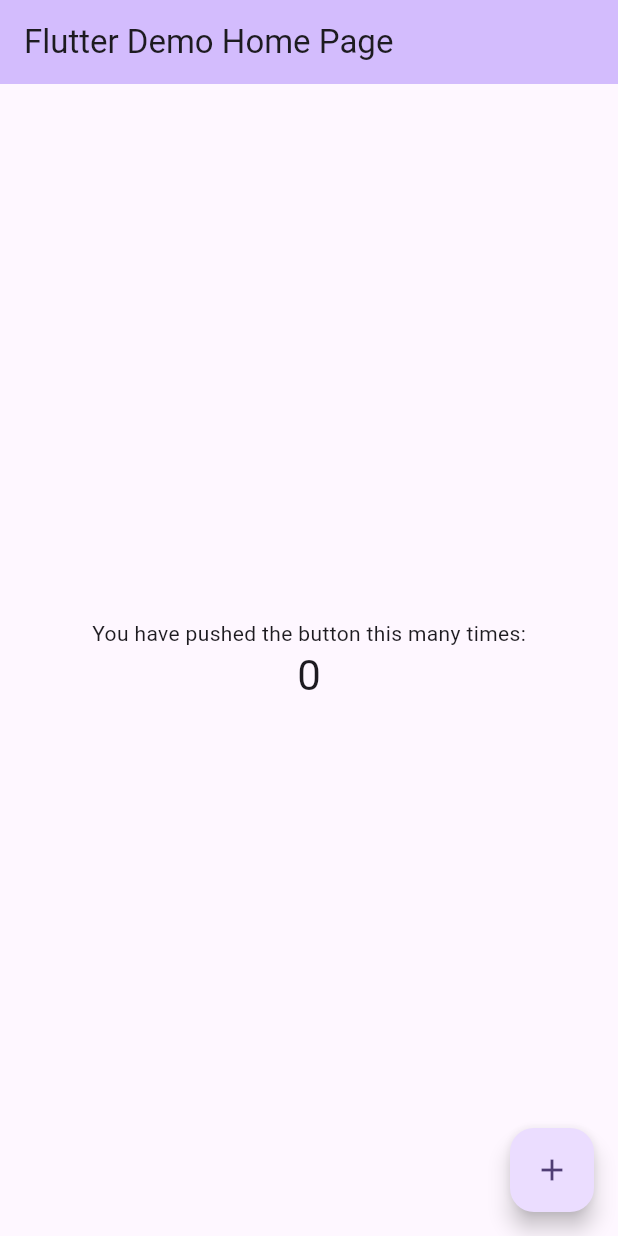
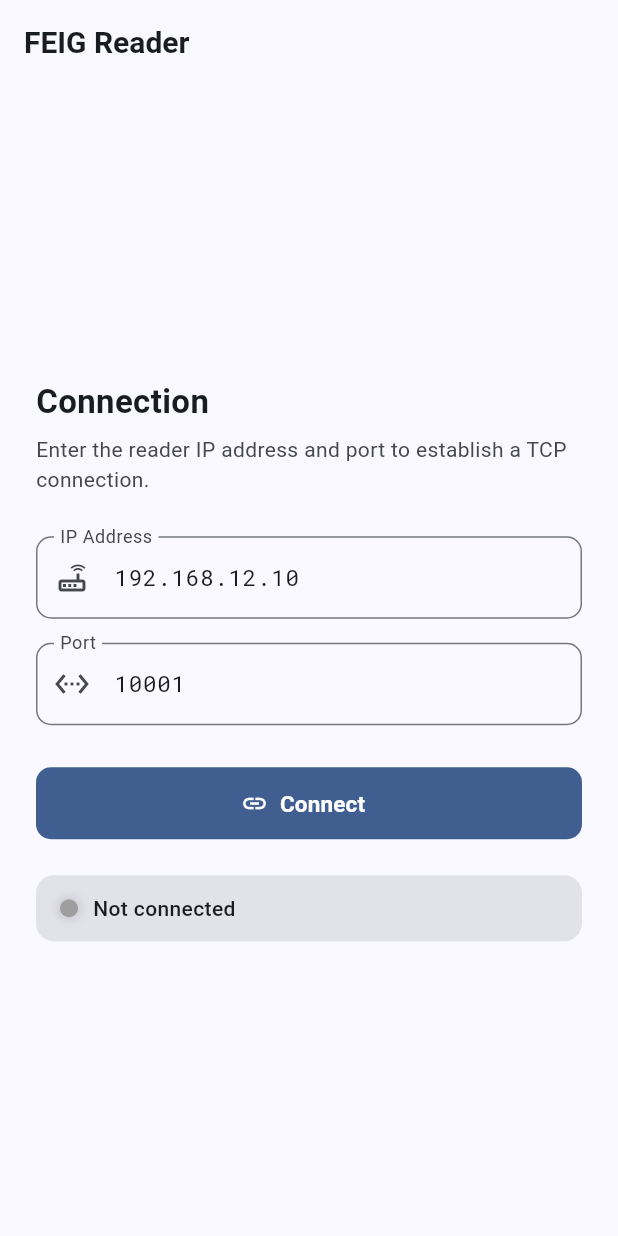
Before and after one commit to dsoto30/feig_reader, a Flutter app: the screen it shows after launch, on a phone screen of 412 x 824 dp. Run offline on Flutter 3.47's test engine with Material 3 defaults, Android fonts, the phone set to English and light mode, and no system bars; our stand-ins replace google_fonts.

Commit message:
able to creaet a tcp socket connection with a ip address and port number set by the holy grail team

```diff
--- a/lib/main.dart
+++ b/lib/main.dart
@@ -1,122 +1,37 @@
 import 'package:flutter/material.dart';
+import 'package:google_fonts/google_fonts.dart';
+import 'viewmodels/feig_reader_viewmodel.dart';
+import 'views/feig_reader_view.dart';
 
 void main() {
-  runApp(const MyApp());
+  runApp(const FeigReaderApp());
 }
 
-class MyApp extends StatelessWidget {
-  const MyApp({super.key});
+class FeigReaderApp extends StatelessWidget {
+  const FeigReaderApp({super.key});
 
-  // This widget is the root of your application.
   @override
   Widget build(BuildContext context) {
     return MaterialApp(
-      title: 'Flutter Demo',
+      title: 'FEIG Reader',
+      debugShowCheckedModeBanner: false,
       theme: ThemeData(
-        // This is the theme of your application.
-        //
-        // TRY THIS: Try running your application with "flutter run". You'll see
-        // the application has a purple toolbar. Then, without quitting the app,
-        // try changing the seedColor in the colorScheme below to Colors.green
-        // and then invoke "hot reload" (save your changes or press the "hot
-        // reload" button in a Flutter-supported IDE, or press "r" if you used
-        // the command line to start the app).
-        //
-        // Notice that the counter didn't reset back to zero; the application
-        // state is not lost during the reload. To reset the state, use hot
-        // restart instead.
-        //
-        // This works for code too, not just values: Most code changes can be
-        // tested with just a hot reload.
-        colorScheme: .fromSeed(seedColor: Colors.deepPurple),
+        colorScheme: ColorScheme.fromSeed(
+          seedColor: const Color(0xFF1565C0),
+          brightness: Brightness.light,
+        ),
+        textTheme: GoogleFonts.robotoTextTheme(),
+        useMaterial3: true,
       ),
-      home: const MyHomePage(title: 'Flutter Demo Home Page'),
+      darkTheme: ThemeData(
+        colorScheme: ColorScheme.fromSeed(
+          seedColor: const Color(0xFF1565C0),
+          brightness: Brightness.dark,
+        ),
+        textTheme: GoogleFonts.robotoTextTheme(ThemeData.dark().textTheme),
+        useMaterial3: true,
+      ),
+      home: FeigReaderView(viewModel: FeigReaderViewModel()),
     );
   }
 }
-
-class MyHomePage extends StatefulWidget {
-  const MyHomePage({super.key, required this.title});
-
-  // This widget is the home page of your application. It is stateful, meaning
-  // that it has a State object (defined below) that contains fields that affect
-  // how it looks.
-
-  // This class is the configuration for the state. It holds the values (in this
-  // case the title) provided by the parent (in this case the App widget) and
-  // used by the build method of the State. Fields in a Widget subclass are
-  // always marked "final".
-
-  final String title;
-
-  @override
-  State<MyHomePage> createState() => _MyHomePageState();
-}
-
-class _MyHomePageState extends State<MyHomePage> {
-  int _counter = 0;
-
-  void _incrementCounter() {
-    setState(() {
-      // This call to setState tells the Flutter framework that something has
-      // changed in this State, which causes it to rerun the build method below
-      // so that the display can reflect the updated values. If we changed
-      // _counter without calling setState(), then the build method would not be
-      // called again, and so nothing would appear to happen.
-      _counter++;
-    });
-  }
-
-  @override
-  Widget build(BuildContext context) {
-    // This method is rerun every time setState is called, for instance as done
-    // by the _incrementCounter method above.
-    //
-    // The Flutter framework has been optimized to make rerunning build methods
-    // fast, so that you can just rebuild anything that needs updating rather
-    // than having to individually change instances of widgets.
-    return Scaffold(
-      appBar: AppBar(
-        // TRY THIS: Try changing the color here to a specific color (to
-        // Colors.amber, perhaps?) and trigger a hot reload to see the AppBar
-        // change color while the other colors stay the same.
-        backgroundColor: Theme.of(context).colorScheme.inversePrimary,
-        // Here we take the value from the MyHomePage object that was created by
-        // the App.build method, and use it to set our appbar title.
-        title: Text(widget.title),
-      ),
-      body: Center(
-        // Center is a layout widget. It takes a single child and positions it
-        // in the middle of the parent.
-        child: Column(
-          // Column is also a layout widget. It takes a list of children and
-          // arranges them vertically. By default, it sizes itself to fit its
-          // children horizontally, and tries to be as tall as its parent.
-          //
-          // Column has various properties to control how it sizes itself and
-          // how it positions its children. Here we use mainAxisAlignment to
-          // center the children vertically; the main axis here is the vertical
-          // axis because Columns are vertical (the cross axis would be
-          // horizontal).
-          //
-          // TRY THIS: Invoke "debug painting" (choose the "Toggle Debug Paint"
-          // action in the IDE, or press "p" in the console), to see the
-          // wireframe for each widget.
-          mainAxisAlignment: .center,
-          children: [
-            const Text('You have pushed the button this many times:'),
-            Text(
-              '$_counter',
-              style: Theme.of(context).textTheme.headlineMedium,
-            ),
-          ],
-        ),
-      ),
-      floatingActionButton: FloatingActionButton(
-        onPressed: _incrementCounter,
-        tooltip: 'Increment',
-        child: const Icon(Icons.add),
-      ),
-    );
-  }
-}
--- /dev/null
+++ b/lib/services/feig_reader_service.dart
@@ -0,0 +1,37 @@
+import 'dart:io';
+
+class FeigReaderService {
+  Socket? _socket;
+
+  bool get isConnected => _socket != null;
+
+  Future<bool> connect(
+    String ip,
+    int port, {
+    Duration timeout = const Duration(seconds: 5),
+  }) async {
+    try {
+      await disconnect();
+      _socket = await Socket.connect(
+        InternetAddress(ip, type: InternetAddressType.IPv4),
+        port,
+        timeout: timeout,
+      );
+      _socket!.setOption(SocketOption.tcpNoDelay, true);
+      return true;
+    } on SocketException {
+      _socket = null;
+      return false;
+    } catch (_) {
+      _socket = null;
+      return false;
+    }
+  }
+
+  Future<void> disconnect() async {
+    try {
+      await _socket?.close();
+    } catch (_) {}
+    _socket = null;
+  }
+}
--- /dev/null
+++ b/lib/viewmodels/feig_reader_viewmodel.dart
@@ -0,0 +1,50 @@
+import 'package:flutter/foundation.dart';
+import '../services/feig_reader_service.dart';
+
+enum ReaderConnectionState { idle, connecting, connected, failed }
+
+class FeigReaderViewModel extends ChangeNotifier {
+  final FeigReaderService _service = FeigReaderService();
+
+  ReaderConnectionState _state = ReaderConnectionState.idle;
+  String _statusMessage = 'Not connected';
+  String _lastIp = '';
+  int _lastPort = 0;
+
+  ReaderConnectionState get state => _state;
+  String get statusMessage => _statusMessage;
+  bool get isConnected => _state == ReaderConnectionState.connected;
+  bool get isConnecting => _state == ReaderConnectionState.connecting;
+
+  Future<void> connect(String ip, int port) async {
+    _state = ReaderConnectionState.connecting;
+    _statusMessage = 'Connecting to $ip:$port…';
+    notifyListeners();
+
+    final success = await _service.connect(ip, port);
+
+    if (success) {
+      _state = ReaderConnectionState.connected;
+      _statusMessage = 'Connected to $ip:$port';
+      _lastIp = ip;
+      _lastPort = port;
+    } else {
+      _state = ReaderConnectionState.failed;
+      _statusMessage = 'Failed — check IP/port and try again';
+    }
+    notifyListeners();
+  }
+
+  Future<void> disconnect() async {
+    await _service.disconnect();
+    _state = ReaderConnectionState.idle;
+    _statusMessage = 'Disconnected from $_lastIp:$_lastPort';
+    notifyListeners();
+  }
+
+  @override
+  void dispose() {
+    _service.disconnect();
+    super.dispose();
+  }
+}
--- /dev/null
+++ b/lib/views/feig_reader_view.dart
@@ -0,0 +1,219 @@
+import 'package:flutter/material.dart';
+import 'package:flutter/services.dart';
+import 'package:google_fonts/google_fonts.dart';
+import '../viewmodels/feig_reader_viewmodel.dart';
+import '../widgets/connection_status_indicator.dart';
+
+class FeigReaderView extends StatefulWidget {
+  final FeigReaderViewModel viewModel;
+
+  const FeigReaderView({super.key, required this.viewModel});
+
+  @override
+  State<FeigReaderView> createState() => _FeigReaderViewState();
+}
+
+class _FeigReaderViewState extends State<FeigReaderView> {
+  final _ipController = TextEditingController(text: '192.168.12.10');
+  final _portController = TextEditingController(text: '10001');
+  final _formKey = GlobalKey<FormState>();
+
+  @override
+  void dispose() {
+    _ipController.dispose();
+    _portController.dispose();
+    super.dispose();
+  }
+
+  void _onConnect() {
+    if (!_formKey.currentState!.validate()) return;
+    final ip = _ipController.text.trim();
+    final port = int.parse(_portController.text.trim());
+    widget.viewModel.connect(ip, port);
+  }
+
+  void _onDisconnect() => widget.viewModel.disconnect();
+
+  String? _validateIp(String? value) {
+    if (value == null || value.trim().isEmpty) return 'IP address required';
+    final parts = value.trim().split('.');
+    if (parts.length != 4) return 'Enter a valid IPv4 address';
+    for (final p in parts) {
+      final n = int.tryParse(p);
+      if (n == null || n < 0 || n > 255) return 'Enter a valid IPv4 address';
+    }
+    return null;
+  }
+
+  String? _validatePort(String? value) {
+    if (value == null || value.trim().isEmpty) return 'Port required';
+    final n = int.tryParse(value.trim());
+    if (n == null || n < 1 || n > 65535) return 'Port must be 1–65535';
+    return null;
+  }
+
+  @override
+  Widget build(BuildContext context) {
+    return ListenableBuilder(
+      listenable: widget.viewModel,
+      builder: (context, _) {
+        final vm = widget.viewModel;
+        final busy = vm.isConnecting;
+
+        return Scaffold(
+          backgroundColor: Theme.of(context).colorScheme.surface,
+          appBar: AppBar(
+            title: Text(
+              'FEIG Reader',
+              style: GoogleFonts.roboto(
+                fontWeight: FontWeight.w600,
+                fontSize: 20,
+              ),
+            ),
+            centerTitle: false,
+          ),
+          body: Center(
+            child: ConstrainedBox(
+              constraints: const BoxConstraints(maxWidth: 480),
+              child: SingleChildScrollView(
+                padding: const EdgeInsets.all(24),
+                child: Form(
+                  key: _formKey,
+                  child: Column(
+                    crossAxisAlignment: CrossAxisAlignment.stretch,
+                    children: [
+                      Text(
+                        'Connection',
+                        style: GoogleFonts.roboto(
+                          fontSize: 22,
+                          fontWeight: FontWeight.w700,
+                          color: Theme.of(context).colorScheme.onSurface,
+                        ),
+                      ),
+                      const SizedBox(height: 6),
+                      Text(
+                        'Enter the reader IP address and port to establish a TCP connection.',
+                        style: GoogleFonts.roboto(
+                          fontSize: 14,
+                          color: Theme.of(context).colorScheme.onSurfaceVariant,
+                        ),
+                      ),
+                      const SizedBox(height: 28),
+                      TextFormField(
+                        controller: _ipController,
+                        enabled: !busy && !vm.isConnected,
+                        decoration: InputDecoration(
+                          labelText: 'IP Address',
+                          hintText: '192.168.1.100',
+                          prefixIcon: const Icon(Icons.router_outlined),
+                          border: OutlineInputBorder(
+                            borderRadius: BorderRadius.circular(10),
+                          ),
+                          labelStyle: GoogleFonts.roboto(),
+                          hintStyle: GoogleFonts.roboto(),
+                        ),
+                        style: GoogleFonts.robotoMono(fontSize: 15),
+                        keyboardType: TextInputType.number,
+                        inputFormatters: [
+                          FilteringTextInputFormatter.allow(
+                            RegExp(r'[\d.]'),
+                          ),
+                        ],
+                        validator: _validateIp,
+                        textInputAction: TextInputAction.next,
+                      ),
+                      const SizedBox(height: 16),
+                      TextFormField(
+                        controller: _portController,
+                        enabled: !busy && !vm.isConnected,
+                        decoration: InputDecoration(
+                          labelText: 'Port',
+                          hintText: '10001',
+                          prefixIcon: const Icon(Icons.settings_ethernet),
+                          border: OutlineInputBorder(
+                            borderRadius: BorderRadius.circular(10),
+                          ),
+                          labelStyle: GoogleFonts.roboto(),
+                          hintStyle: GoogleFonts.roboto(),
+                        ),
+                        style: GoogleFonts.robotoMono(fontSize: 15),
+                        keyboardType: TextInputType.number,
+                        inputFormatters: [
+                          FilteringTextInputFormatter.digitsOnly,
+                        ],
+                        validator: _validatePort,
+                        textInputAction: TextInputAction.done,
+                        onFieldSubmitted: (_) {
+                          if (!vm.isConnected && !busy) _onConnect();
+                        },
+                      ),
+                      const SizedBox(height: 28),
+                      SizedBox(
+                        height: 48,
+                        child: vm.isConnected
+                            ? OutlinedButton.icon(
+                                onPressed: _onDisconnect,
+                                icon: const Icon(Icons.link_off),
+                                label: Text(
+                                  'Disconnect',
+                                  style: GoogleFonts.roboto(
+                                    fontSize: 15,
+                                    fontWeight: FontWeight.w600,
+                                  ),
+                                ),
+                                style: OutlinedButton.styleFrom(
+                                  foregroundColor:
+                                      Theme.of(context).colorScheme.error,
+                                  side: BorderSide(
+                                    color:
+                                        Theme.of(context).colorScheme.error,
+                                  ),
+                                  shape: RoundedRectangleBorder(
+                                    borderRadius: BorderRadius.circular(10),
+                                  ),
+                                ),
+                              )
+                            : FilledButton.icon(
+                                onPressed: busy ? null : _onConnect,
+                                icon: busy
+                                    ? SizedBox(
+                                        width: 18,
+                                        height: 18,
+                                        child: CircularProgressIndicator(
+                                          strokeWidth: 2,
+                                          color: Theme.of(context)
+                                              .colorScheme
+                                              .onPrimary,
+                                        ),
+                                      )
+                                    : const Icon(Icons.link),
+                                label: Text(
+                                  busy ? 'Connecting…' : 'Connect',
+                                  style: GoogleFonts.roboto(
+                                    fontSize: 15,
+                                    fontWeight: FontWeight.w600,
+                                  ),
+                                ),
+                                style: FilledButton.styleFrom(
+                                  shape: RoundedRectangleBorder(
+                                    borderRadius: BorderRadius.circular(10),
+                                  ),
+                                ),
+                              ),
+                      ),
+                      const SizedBox(height: 24),
+                      ConnectionStatusIndicator(
+                        state: vm.state,
+                        message: vm.statusMessage,
+                      ),
+                    ],
+                  ),
+                ),
+              ),
+            ),
+          ),
+        );
+      },
+    );
+  }
+}
--- /dev/null
+++ b/lib/widgets/connection_status_indicator.dart
@@ -0,0 +1,65 @@
+import 'package:flutter/material.dart';
+import 'package:google_fonts/google_fonts.dart';
+import '../viewmodels/feig_reader_viewmodel.dart'
+    show ReaderConnectionState;
+
+class ConnectionStatusIndicator extends StatelessWidget {
+  final ReaderConnectionState state;
+  final String message;
+
+  const ConnectionStatusIndicator({
+    super.key,
+    required this.state,
+    required this.message,
+  });
+
+  Color get _dotColor => switch (state) {
+        ReaderConnectionState.connected => const Color(0xFF4CAF50),
+        ReaderConnectionState.connecting => const Color(0xFFFF9800),
+        ReaderConnectionState.failed => const Color(0xFFF44336),
+        ReaderConnectionState.idle => const Color(0xFF9E9E9E),
+      };
+
+  @override
+  Widget build(BuildContext context) {
+    return Container(
+      padding: const EdgeInsets.symmetric(horizontal: 16, vertical: 12),
+      decoration: BoxDecoration(
+        color: Theme.of(context).colorScheme.surfaceContainerHighest,
+        borderRadius: BorderRadius.circular(12),
+      ),
+      child: Row(
+        mainAxisSize: MainAxisSize.min,
+        children: [
+          AnimatedContainer(
+            duration: const Duration(milliseconds: 300),
+            width: 12,
+            height: 12,
+            decoration: BoxDecoration(
+              color: _dotColor,
+              shape: BoxShape.circle,
+              boxShadow: [
+                BoxShadow(
+                  color: _dotColor.withValues(alpha: 0.5),
+                  blurRadius: 6,
+                  spreadRadius: 1,
+                ),
+              ],
+            ),
+          ),
+          const SizedBox(width: 10),
+          Flexible(
+            child: Text(
+              message,
+              style: GoogleFonts.roboto(
+                fontSize: 14,
+                fontWeight: FontWeight.w500,
+                color: Theme.of(context).colorScheme.onSurface,
+              ),
+            ),
+          ),
+        ],
+      ),
+    );
+  }
+}
--- a/pubspec.yaml
+++ b/pubspec.yaml
@@ -34,6 +34,11 @@ dependencies:
   # The following adds the Cupertino Icons font to your application.
   # Use with the CupertinoIcons class for iOS style icons.
   cupertino_icons: ^1.0.8
+  ffi: ^2.2.0
+  io: ^1.0.5
+  logging: ^1.3.0
+  async: ^2.13.1
+  google_fonts: ^8.1.0
 
 dev_dependencies:
   flutter_test:
```
Also changed, not shown: .claude/settings.local.json (added), pubspec.lock, 3 other files.
